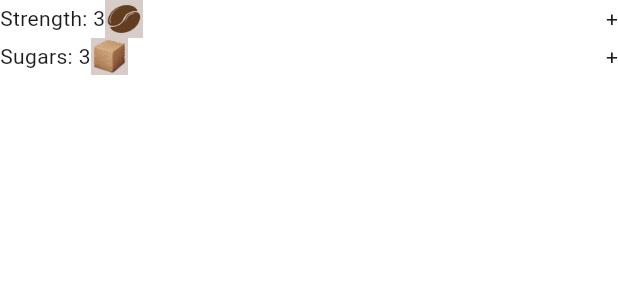
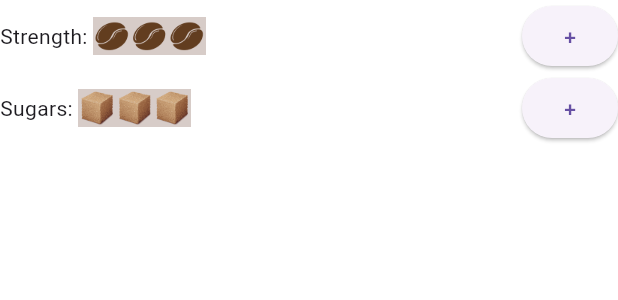
Before and after one commit to mzahalan/FlutterCrashCourse, a Flutter app: the CoffeePrefs widget shown alone on an empty page, opened directly, on a phone screen of 412 x 824 dp. Shown: the top 300 px of the screen. Run offline on Flutter 3.47's test engine with Material 3 defaults, Android fonts, the phone set to English and light mode, and no system bars.

Commit message:
Between Lessons -
- Added a couple plus buttons, I think we'll want minus buttons too.

- For Strength and Sugars, I repeat the image X times instead of put the count in a Text box. I'm guessing this is where Shaun is going with this.

```diff
--- a/coffee_card/lib/screens/coffee_prefs.dart
+++ b/coffee_card/lib/screens/coffee_prefs.dart
@@ -10,7 +10,7 @@ class CoffeePrefs extends StatelessWidget {
         Row(
           children: [
             const Text('Strength: '),
-            const Text('3'),
+            for(int i = 0; i < 3; i++)
               Image.asset(
                 'assets/img/coffee_bean.png',
                 width: 25,
@@ -18,13 +18,15 @@ class CoffeePrefs extends StatelessWidget {
                 colorBlendMode: BlendMode.multiply,
               ),
             const Expanded(child: SizedBox()),
-            const Text('+'),
+            ElevatedButton(
+              onPressed: () {},
+              child: const Text('+')),
           ],
         ),
         Row(
           children: [
             const Text('Sugars: '),
-            const Text('3'),
+            for(int i = 0; i < 3; i++)
               Image.asset(
                 'assets/img/sugar_cube.png',
                 width: 25,
@@ -32,7 +34,9 @@ class CoffeePrefs extends StatelessWidget {
                 colorBlendMode: BlendMode.multiply,
               ),
             const Expanded(child: SizedBox()),
-            const Text('+'),
+            ElevatedButton(
+              onPressed: () {},
+              child: const Text('+')),
           ],
         ),
       ],
```
Lines whose indentation alone changed are shown as unchanged.
